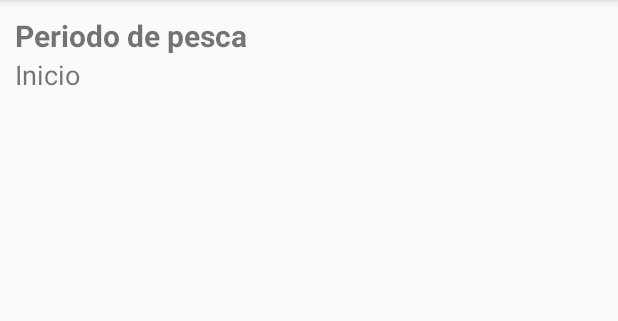
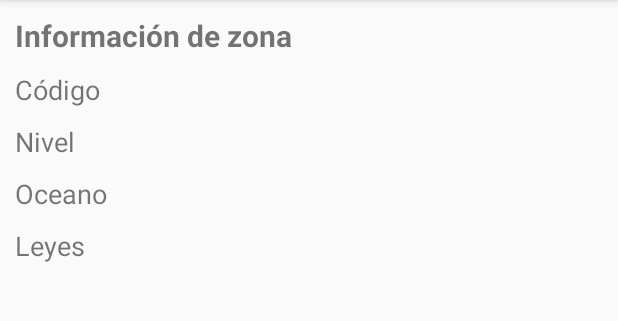
Before and after one commit to JosepRivaille/Fishackathon, an Android app: the ZoneDetailActivity screen opened directly, with no data from a screen before it, on a phone screen of 412 x 824 dp, the part 84-405 px from its top. Run offline under Robolectric (Android 15) with nearby library versions, the phone set to English and light mode, and no system bars.

Commit message:
Starting ZoneDetail, improving map

```diff
--- a/android/app/src/main/java/com/fishhackathon/hackathon/fishhackathon/MapFragment.java
+++ b/android/app/src/main/java/com/fishhackathon/hackathon/fishhackathon/MapFragment.java
@@ -156,8 +156,8 @@ public class MapFragment extends Fragment {
                                     polygon.setTitle("Zona: " + currentZone.getCode());
                                     polygon.setSubDescription("Level: " + currentZone.getLevel() + ", Ocean: " + currentZone.getOcean());
                                     polygon.setVisible(true);
-                                    polygon.setFillColor(Color.parseColor("#9668e96e"));
-                                    polygon.setStrokeColor(Color.GREEN);
+                                    polygon.setFillColor(Color.parseColor("#82e53935"));
+                                    polygon.setStrokeColor(Color.RED);
                                     polygon.setStrokeWidth(10);
                                     polygon.setInfoWindow(new CustomInfoWindow(getContext(), osmMap));
                                     List<GeoPoint> geoPoints = new ArrayList<>();
--- a/android/app/src/main/java/com/fishhackathon/hackathon/fishhackathon/ZoneDetailActivity.java
+++ b/android/app/src/main/java/com/fishhackathon/hackathon/fishhackathon/ZoneDetailActivity.java
@@ -3,9 +3,13 @@ package com.fishhackathon.hackathon.fishhackathon;
 import android.os.Bundle;
 import android.support.annotation.Nullable;
 import android.support.v7.app.AppCompatActivity;
+import android.widget.TextView;
 
 public class ZoneDetailActivity extends AppCompatActivity {
     private static final String TAG = ZoneDetailActivity.class.getSimpleName();
+    private TextView codeTextView;
+    private TextView levelTextView;
+    private TextView oceanTextView;
 
     @Override
     protected void onCreate(@Nullable Bundle savedInstanceState) {
@@ -14,11 +18,12 @@ public class ZoneDetailActivity extends AppCompatActivity {
 
         setUpElements();
         setUpListeners();
-
-
     }
 
     private void setUpElements() {
+        codeTextView = (TextView) findViewById(R.id.zone_code_textview);
+        levelTextView = (TextView) findViewById(R.id.zone_nivel_textview);
+        oceanTextView = (TextView) findViewById(R.id.zone_oceano_textview);
     }
 
     private void setUpListeners() {
--- a/android/app/src/main/res/layout/activity_zone.xml
+++ b/android/app/src/main/res/layout/activity_zone.xml
@@ -13,7 +13,8 @@
         <TextView
             android:layout_width="match_parent"
             android:layout_height="wrap_content"
-            android:text="@string/filter_fecha_pesca"
+            android:layout_marginBottom="10dp"
+            android:text="@string/zone_detalle_titulo"
             android:textSize="20sp"
             android:textStyle="bold" />
 
@@ -21,13 +22,84 @@
             android:layout_width="match_parent"
             android:layout_height="wrap_content"
             android:layout_marginBottom="10dp"
-            android:orientation="vertical">
+            android:orientation="horizontal">
 
             <TextView
-                android:layout_width="match_parent"
+                android:layout_width="0dp"
                 android:layout_height="wrap_content"
-                android:text="@string/filter_inicio_pesca"
+                android:layout_weight="1"
+                android:text="@string/zone_detalle_code"
                 android:textSize="18sp" />
+
+            <TextView
+                android:id="@+id/zone_code_textview"
+                android:layout_width="0dp"
+                android:layout_height="wrap_content"
+                android:layout_weight="1"
+                android:textSize="16sp" />
+        </LinearLayout>
+
+        <LinearLayout
+            android:layout_width="match_parent"
+            android:layout_height="wrap_content"
+            android:layout_marginBottom="10dp"
+            android:orientation="horizontal">
+
+            <TextView
+                android:layout_width="0dp"
+                android:layout_height="wrap_content"
+                android:layout_weight="1"
+                android:text="@string/zone_detalle_nivel"
+                android:textSize="18sp" />
+
+            <TextView
+                android:id="@+id/zone_nivel_textview"
+                android:layout_width="0dp"
+                android:layout_height="wrap_content"
+                android:layout_weight="1"
+                android:textSize="16sp" />
+        </LinearLayout>
+
+        <LinearLayout
+            android:layout_width="match_parent"
+            android:layout_height="wrap_content"
+            android:layout_marginBottom="10dp"
+            android:orientation="horizontal">
+
+            <TextView
+                android:layout_width="0dp"
+                android:layout_height="wrap_content"
+                android:layout_weight="1"
+                android:text="@string/zone_detalle_oceano"
+                android:textSize="18sp" />
+
+            <TextView
+                android:id="@+id/zone_oceano_textview"
+                android:layout_width="0dp"
+                android:layout_height="wrap_content"
+                android:layout_weight="1"
+                android:textSize="16sp" />
+        </LinearLayout>
+
+        <LinearLayout
+            android:layout_width="match_parent"
+            android:layout_height="wrap_content"
+            android:layout_marginBottom="10dp"
+            android:orientation="horizontal">
+
+            <TextView
+                android:layout_width="0dp"
+                android:layout_height="wrap_content"
+                android:layout_weight="1"
+                android:text="@string/zone_detalle_leyes"
+                android:textSize="18sp" />
+
+            <TextView
+                android:id="@+id/zone_leyes_textview"
+                android:layout_width="0dp"
+                android:layout_height="wrap_content"
+                android:layout_weight="1"
+                android:textSize="16sp" />
         </LinearLayout>
     </LinearLayout>
 </RelativeLayout>
--- a/android/app/src/main/res/values/strings.xml
+++ b/android/app/src/main/res/values/strings.xml
@@ -21,4 +21,10 @@
     <string name="filter_fin_hint_pesca">Introduzca el fin de la pesca…</string>
     <string name="filter_no_save">No guardar</string>
     <string name="filter_save">Guardar</string>
+
+    <string name="zone_detalle_titulo">Información de zona</string>
+    <string name="zone_detalle_code">Código</string>
+    <string name="zone_detalle_nivel">Nivel</string>
+    <string name="zone_detalle_oceano">Oceano</string>
+    <string name="zone_detalle_leyes">Leyes</string>
 </resources>
```
